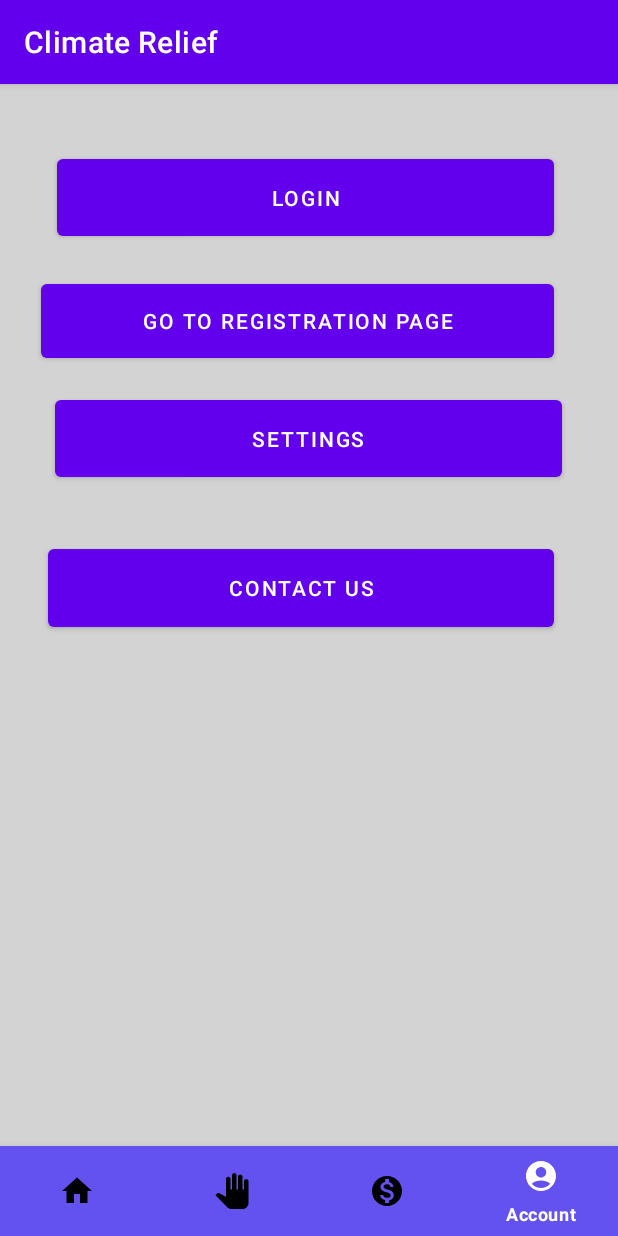
After one commit to AbdullahArean/ClimateRelief, an Android app: the AccountActivity screen opened directly, with no data from a screen before it, on a phone screen of 412 x 824 dp. The commit adds this screen. Run offline under Robolectric (Android 15) with nearby library versions, the light colour scheme and no system bars.

Commit message:
Minor Bug Fix Regarding Account Activity

```diff
--- a/app/src/main/AndroidManifest.xml
+++ b/app/src/main/AndroidManifest.xml
@@ -31,10 +31,13 @@
             </intent-filter>
         </activity>
         <activity
-            android:name=".ui.activity.ContactUsActivity"
+            android:name=".ui.activity.AccountActivity"
             android:exported="false" />
         <activity
             android:name=".ui.activity.FormFillUpActivity"
+            android:exported="false" />
+        <activity
+            android:name=".ui.activity.ContactUsActivity"
             android:exported="false" />
         <activity
             android:name=".ui.activity.UpdateEmailActivity"
--- a/app/src/main/java/com/arean/ClimateRelief/ui/account/AccountFragment.java
+++ b/app/src/main/java/com/arean/ClimateRelief/ui/account/AccountFragment.java
@@ -6,7 +6,6 @@ import android.view.LayoutInflater;
 import android.view.View;
 import android.view.ViewGroup;
 import android.widget.Button;
-import android.widget.TextView;
 
 import androidx.annotation.NonNull;
 import androidx.fragment.app.Fragment;
@@ -14,7 +13,7 @@ import androidx.lifecycle.ViewModelProvider;
 
 import com.arean.ClimateRelief.databinding.FragmentAccountBinding;
 import com.arean.ClimateRelief.R;
-import com.arean.ClimateRelief.ui.activity.ContactUsActivity;
+import com.arean.ClimateRelief.ui.activity.AccountActivity;
 import com.arean.ClimateRelief.ui.activity.LoginActivity;
 import com.arean.ClimateRelief.ui.activity.RegisterActivity;
 import com.arean.ClimateRelief.ui.fragment.SettingsFragment;
@@ -66,7 +65,7 @@ public class AccountFragment extends Fragment {
         buttoncontactus.setOnClickListener(new View.OnClickListener() {
             @Override
             public void onClick(View view) {
-                Intent intent = new Intent(getActivity(), ContactUsActivity.class);
+                Intent intent = new Intent(getActivity(), AccountActivity.class);
                 startActivity(intent);
             }
         });
--- /dev/null
+++ b/app/src/main/java/com/arean/ClimateRelief/ui/activity/AccountActivity.java
@@ -0,0 +1,81 @@
+package com.arean.ClimateRelief.ui.activity;
+
+import androidx.appcompat.app.AppCompatActivity;
+import android.content.Intent;
+import android.net.Uri;
+import android.os.Bundle;
+import android.widget.Button;
+import android.widget.EditText;
+import android.widget.Toast;
+import com.arean.ClimateRelief.R;
+import com.arean.ClimateRelief.ui.fragment.SettingsFragment;
+import com.google.android.material.bottomnavigation.BottomNavigationView;
+
+public class AccountActivity extends AppCompatActivity {
+
+    EditText editTextContactEmail, editTextContactEmailSubject, editTextContactEmailMessage;
+    Button buttonContactUsSendMail;
+
+    @Override
+    protected void onCreate(Bundle savedInstanceState) {
+        super.onCreate(savedInstanceState);
+        setContentView(R.layout.activity_account);
+        // Initialize and assign variable
+        BottomNavigationView bottomNavigationView=findViewById(R.id.bottom_navigation);
+//
+        // Set Home selected
+  bottomNavigationView.setSelectedItemId(R.id.navigation_account);
+//
+        // Perform item selected listener
+        bottomNavigationView.setOnNavigationItemSelectedListener(item -> {
+
+            switch(item.getItemId())
+            {
+                case R.id.navigation_home:
+                    startActivity(new Intent(getApplicationContext(),MainActivityweather.class));
+                    overridePendingTransition(0,0);
+                    return true;
+                case R.id.navigation_claim:
+                    startActivity(new Intent(getApplicationContext(),FormFillUpActivity.class));
+                    overridePendingTransition(0,0);
+                    return true;
+                case R.id.navigation_donate:
+                    return true;
+                case R.id.navigation_account:
+                    startActivity(new Intent(getApplicationContext(), AccountActivity.class));
+                    overridePendingTransition(0,0);
+                    return true;
+            }
+            return false;
+        });
+
+
+
+
+        Button buttonRegisterFromAccount = (Button) findViewById(R.id.buttonRegisterFromAccount);
+
+        buttonRegisterFromAccount.setOnClickListener(view -> {
+            Intent intent = new Intent(getApplicationContext(), RegisterActivity.class);
+            startActivity(intent);
+        });
+        Button buttonLoginFromAccount = (Button)findViewById(R.id.buttonLoginFromAccount);
+
+        buttonLoginFromAccount.setOnClickListener(view -> {
+            Intent intent = new Intent(getApplicationContext(), LoginActivity.class);
+            startActivity(intent);
+
+        });
+        Button buttoncontactus = (Button)findViewById(R.id.button_contactus);
+
+        buttoncontactus.setOnClickListener(view -> {
+            //Contact Us Not Working
+//            Intent intent = new Intent(getApplicationContext(), ContactUsActivity.class);
+//            startActivity(intent);
+            startActivity(new Intent(getApplicationContext(), ContactUsActivity.class));
+        });
+        Button buttonsettings = findViewById(R.id.buttonsettings);
+        buttonsettings.setOnClickListener(view -> getSupportFragmentManager().beginTransaction().add(R.id.settings_container,new SettingsFragment()).commit());
+
+    }
+
+}
--- a/app/src/main/java/com/arean/ClimateRelief/ui/activity/FormFillUpActivity.java
+++ b/app/src/main/java/com/arean/ClimateRelief/ui/activity/FormFillUpActivity.java
@@ -124,7 +124,7 @@ public class FormFillUpActivity extends AppCompatActivity {
                     case R.id.navigation_donate:
                         return true;
                     case R.id.navigation_account:
-                        startActivity(new Intent(getApplicationContext(),ContactUsActivity.class));
+                        startActivity(new Intent(getApplicationContext(), AccountActivity.class));
                         overridePendingTransition(0,0);
                         return true;
                 }
--- a/app/src/main/java/com/arean/ClimateRelief/ui/activity/MainActivityweather.java
+++ b/app/src/main/java/com/arean/ClimateRelief/ui/activity/MainActivityweather.java
@@ -111,7 +111,7 @@ public class MainActivityweather extends BaseActivity {
           case R.id.navigation_donate:
             return true;
           case R.id.navigation_account:
-            startActivity(new Intent(getApplicationContext(),ContactUsActivity.class));
+            startActivity(new Intent(getApplicationContext(), AccountActivity.class));
             overridePendingTransition(0,0);
             return true;
         }
--- a/app/src/main/java/com/arean/ClimateRelief/ui/home/HomeFragment.java
+++ b/app/src/main/java/com/arean/ClimateRelief/ui/home/HomeFragment.java
@@ -13,7 +13,7 @@ import androidx.fragment.app.Fragment;
 import androidx.lifecycle.ViewModelProvider;
 
 import com.arean.ClimateRelief.databinding.FragmentHomeBinding;
-import com.arean.ClimateRelief.ui.activity.ContactUsActivity;
+import com.arean.ClimateRelief.ui.activity.AccountActivity;
 import com.arean.ClimateRelief.R;
 import com.arean.ClimateRelief.ui.activity.MainActivityweather;
 
@@ -37,7 +37,7 @@ public class HomeFragment extends Fragment {
         buttonContactUs.setOnClickListener(new View.OnClickListener() {
             @Override
             public void onClick(View view) {
-                Intent intent = new Intent(getActivity(), ContactUsActivity.class);
+                Intent intent = new Intent(getActivity(), AccountActivity.class);
                 Intent intent2 = new Intent(getActivity(), MainActivityweather.class);
                 startActivity(intent2);
             }
--- /dev/null
+++ b/app/src/main/res/layout/activity_account.xml
@@ -0,0 +1,78 @@
+<?xml version="1.0" encoding="utf-8"?>
+
+<androidx.constraintlayout.widget.ConstraintLayout xmlns:android="http://schemas.android.com/apk/res/android"
+    xmlns:app="http://schemas.android.com/apk/res-auto"
+    xmlns:tools="http://schemas.android.com/tools"
+    android:layout_width="match_parent"
+    android:layout_height="match_parent"
+    android:background="@color/light_gray"
+    tools:context=".ui.activity.AccountActivity">
+        <Button
+            android:id="@+id/buttonRegisterFromAccount"
+            android:layout_width="342dp"
+            android:layout_height="61dp"
+            android:layout_marginTop="20dp"
+            android:text="Go To Registration Page"
+            app:layout_constraintEnd_toEndOf="parent"
+            app:layout_constraintHorizontal_bias="0.39"
+            app:layout_constraintStart_toStartOf="parent"
+            app:layout_constraintTop_toBottomOf="@+id/buttonLoginFromAccount" />
+
+        <FrameLayout
+            android:layout_width="match_parent"
+            android:layout_height="match_parent">
+
+            <FrameLayout
+                android:id="@+id/settings_container"
+                android:layout_width="match_parent"
+                android:layout_height="match_parent">
+
+                <com.google.android.material.bottomnavigation.BottomNavigationView
+                    android:id="@+id/bottom_navigation"
+                    android:layout_width="match_parent"
+                    android:layout_height="60dp"
+                    android:layout_gravity="bottom"
+                    app:itemBackground="@color/material_blue"
+                    app:itemIconTint="@drawable/selector"
+                    app:itemTextColor="@drawable/selector"
+                    app:menu="@menu/bottom_nav_menu" />
+            </FrameLayout>
+        </FrameLayout>
+
+        <Button
+            android:id="@+id/buttonLoginFromAccount"
+            android:layout_width="331dp"
+            android:layout_height="63dp"
+            android:layout_marginTop="44dp"
+            android:text="Login"
+            app:layout_constraintEnd_toEndOf="parent"
+            app:layout_constraintHorizontal_bias="0.475"
+            app:layout_constraintStart_toStartOf="parent"
+            app:layout_constraintTop_toTopOf="parent" />
+
+        <Button
+            android:id="@+id/buttonsettings"
+            android:layout_width="338dp"
+            android:layout_height="63dp"
+            android:layout_marginTop="16dp"
+            android:text="Settings"
+            app:layout_constraintEnd_toEndOf="parent"
+            app:layout_constraintHorizontal_bias="0.491"
+            app:layout_constraintStart_toStartOf="parent"
+            app:layout_constraintTop_toBottomOf="@+id/buttonRegisterFromAccount" />
+
+    <Button
+            android:id="@+id/button_contactus"
+            android:layout_width="337dp"
+            android:layout_height="64dp"
+            android:layout_marginTop="20dp"
+            android:text="Contact Us"
+            app:layout_constraintBottom_toBottomOf="parent"
+            app:layout_constraintEnd_toEndOf="parent"
+            app:layout_constraintHorizontal_bias="0.432"
+            app:layout_constraintStart_toStartOf="parent"
+            app:layout_constraintTop_toBottomOf="@+id/buttonsettings"
+            app:layout_constraintVertical_bias="0.038" />
+
+
+</androidx.constraintlayout.widget.ConstraintLayout>
```
Also changed, not shown: app/src/main/java/com/arean/ClimateRelief/ui/activity/ContactUsActivity.java (+2 -66 lines), app/src/main/res/layout/activity_contact_us.xml (+0 -69 lines).
